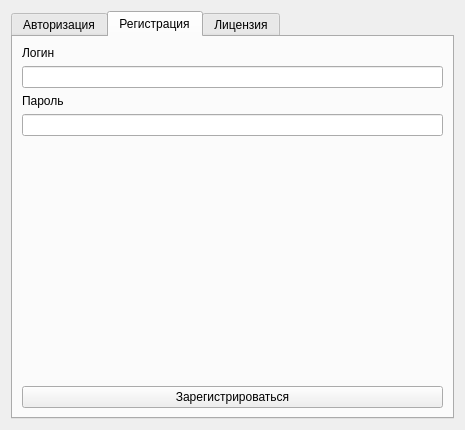
Before: the Qt Designer form Surgery-Qt/Authorization/Window/authorizationmainwindow.ui in dmkrch/Surgery-Qt, drawn with Qt 5.
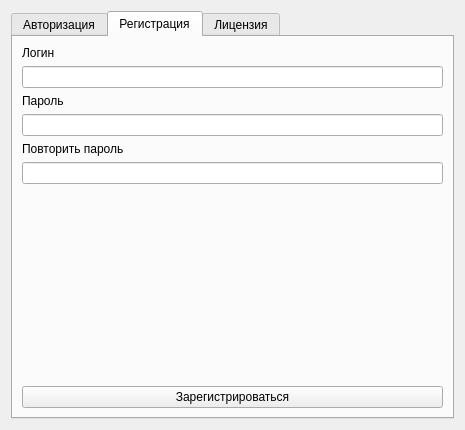
After: the same form once the commit is applied.

Diff of the .ui file:
```diff
--- a/Surgery-Qt/Authorization/Window/authorizationmainwindow.ui
+++ b/Surgery-Qt/Authorization/Window/authorizationmainwindow.ui
@@ -89,7 +89,7 @@
       <attribute name="title">
        <string>Регистрация</string>
       </attribute>
-      <layout class="QVBoxLayout" name="verticalLayout_9">
+      <layout class="QVBoxLayout" name="verticalLayout_5">
        <item>
         <layout class="QVBoxLayout" name="verticalLayout_7">
          <item>
@@ -126,6 +126,24 @@
          </item>
         </layout>
        </item>
+       <item>
+        <layout class="QVBoxLayout" name="verticalLayout_9">
+         <item>
+          <widget class="QLabel" name="label_8">
+           <property name="text">
+            <string>Повторить пароль</string>
+           </property>
+          </widget>
+         </item>
+         <item>
+          <widget class="QLineEdit" name="passwordRepeatRegisterEdit">
+           <property name="maxLength">
+            <number>15</number>
+           </property>
+          </widget>
+         </item>
+        </layout>
+       </item>
        <item>
         <spacer name="verticalSpacer_2">
          <property name="orientation">
```
